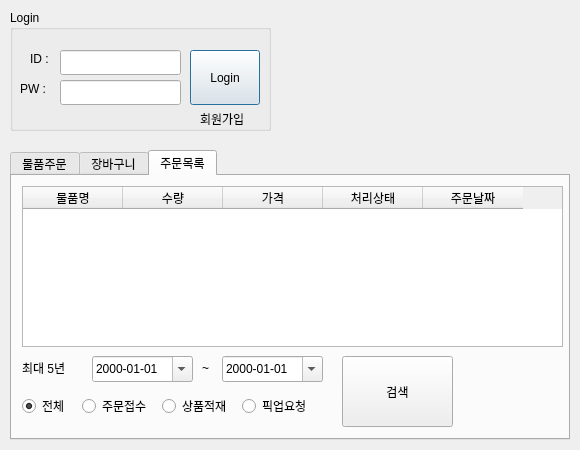
First picture: the form in gui/pickup_user.ui, repository addinedu-ros-8th/iot-repo-5, before the edit.
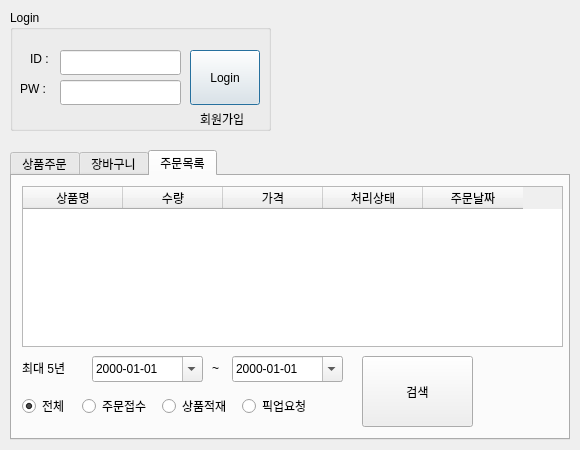
Second picture: the form after the edit. The open tabs and pages were chosen to show the change.

Commit message: modify 물품 to 상품

Diff of the .ui file:
```diff
--- a/gui/pickup_user.ui
+++ b/gui/pickup_user.ui
@@ -115,7 +115,7 @@
    </property>
    <widget class="QWidget" name="tab">
     <attribute name="title">
-     <string>물품주문</string>
+     <string>상품주문</string>
     </attribute>
     <widget class="QLabel" name="label_3">
      <property name="geometry">
@@ -382,7 +382,7 @@
      </property>
      <column>
       <property name="text">
-       <string>물품명</string>
+       <string>상품명</string>
       </property>
      </column>
      <column>
@@ -411,7 +411,7 @@
       <rect>
        <x>80</x>
        <y>180</y>
-       <width>101</width>
+       <width>111</width>
        <height>26</height>
       </rect>
      </property>
@@ -425,9 +425,9 @@
     <widget class="QDateEdit" name="dateEdit_2">
      <property name="geometry">
       <rect>
-       <x>210</x>
+       <x>220</x>
        <y>180</y>
-       <width>101</width>
+       <width>111</width>
        <height>26</height>
       </rect>
      </property>
@@ -454,7 +454,7 @@
     <widget class="QLabel" name="label_7">
      <property name="geometry">
       <rect>
-       <x>190</x>
+       <x>200</x>
        <y>183</y>
        <width>67</width>
        <height>17</height>
@@ -467,7 +467,7 @@
     <widget class="QPushButton" name="pushButton">
      <property name="geometry">
       <rect>
-       <x>330</x>
+       <x>350</x>
        <y>180</y>
        <width>111</width>
        <height>71</height>
```
Left out of the diff: 14 changed lines with no effect on the pictures. The commit also changes 1 other file.
